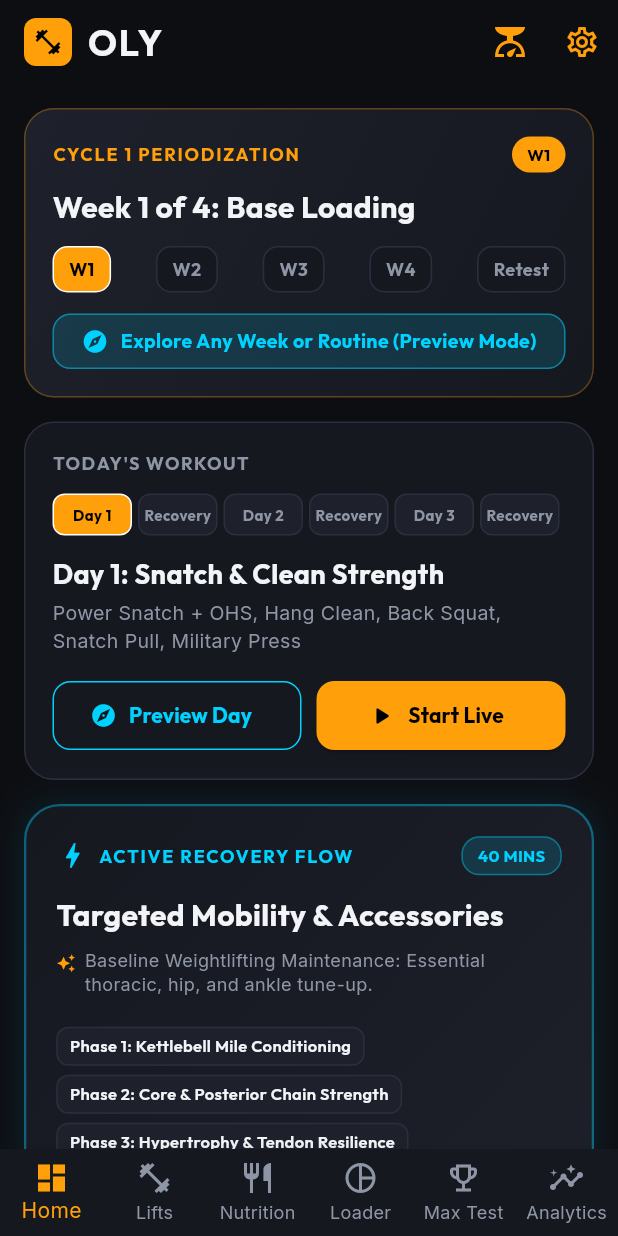
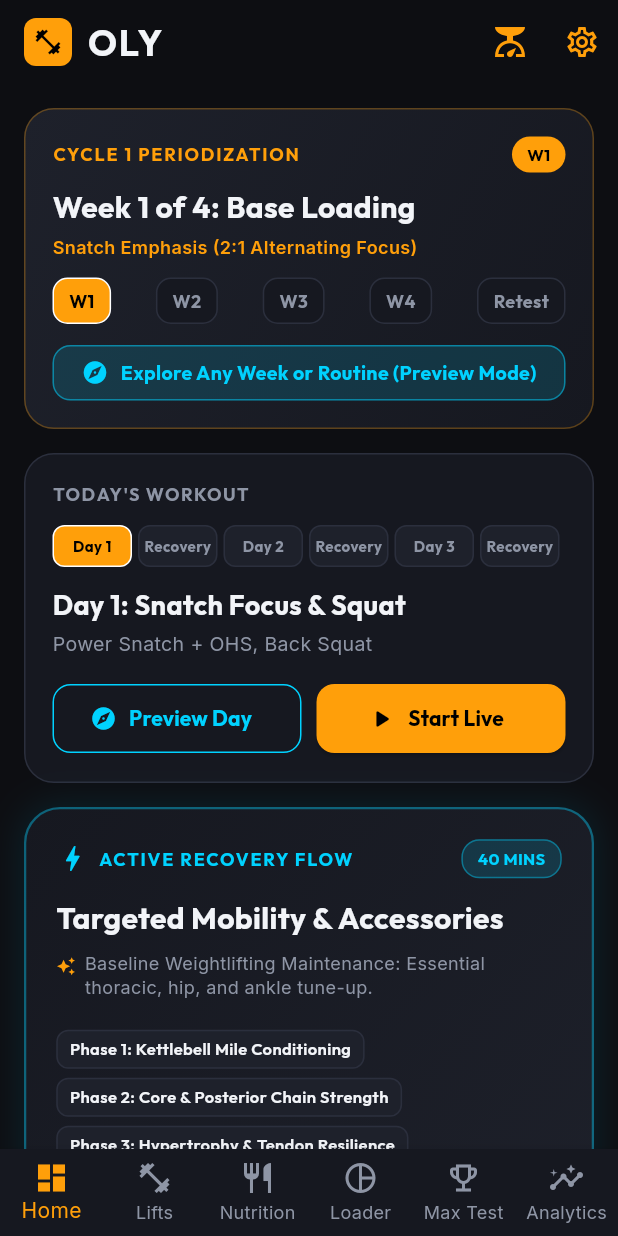
Before and after one commit to drexel-ue/oly, a Flutter app: the screen it shows after launch, on a phone screen of 412 x 824 dp. Run offline on Flutter 3.47's test engine with Material 3 defaults, Android fonts, the phone set to English and light mode, and no system bars; our stand-ins replace audioplayers, file_picker, fl_chart, flutter_local_notifications, flutter_timezone, google_fonts and 9 more; missing offline and left inert: audio_session, google_mlkit_text_recognition, mobile_scanner, openfoodfacts; accounts and stored records are empty.

Commit message:
Streamline workouts with 2:1 alternating Snatch & Clean and Jerk split

```diff
--- a/lib/models/program_model.dart
+++ b/lib/models/program_model.dart
@@ -171,7 +171,7 @@ class ProgramCycle {
     };
   }
 
-  static List<DayTemplate> getBuiltInProgram() {
+  static List<DayTemplate> getBuiltInProgram({int week = 1}) {
     // Helper active recovery template reused for Day 2, Day 4, and Day 6
     DayTemplate createActiveRecoveryDay(int dayNum) {
       return DayTemplate(
@@ -261,15 +261,131 @@ class ProgramCycle {
       );
     }
 
+    // --- WEEK 5: 1RM RETEST WEEK ---
+    if (week == 5) {
       return <DayTemplate>[
-      // STEP 1: DAY 1 (LIFT)
+        // Day 1: Snatch Retest + Squat Primer
         DayTemplate(
           dayNumber: 1,
-        title: 'Day 1: Snatch & Clean Strength',
-        subtitle: 'Power Snatch + OHS, Hang Clean, Back Squat, Snatch Pull, Military Press',
+          title: 'Day 1: Snatch 1RM Retest',
+          subtitle: 'Snatch 1RM Retest Protocol, Back Squat Speed Primer',
           phases: <PhaseTemplate>[
             PhaseTemplate(
-            name: 'Phase 1 - Power and Technique Development',
+              name: 'Phase 1 - Snatch 1RM Retest Protocol',
+              exercises: <ExerciseTemplate>[
+                ExerciseTemplate(
+                  name: 'Snatch',
+                  liftId: 'snatch',
+                  setScheme:
+                      '5 Sets: 1x3 @ 60%, 1x2 @ 75%, 1x1 @ 85%, 1x1 @ 95%, 1x1 @ New PR Target',
+                  fixedPercentage: 100.0,
+                  notes:
+                      'Ramp progressively through warmups to establish new 1RM baseline.',
+                ),
+              ],
+            ),
+            PhaseTemplate(
+              name: 'Phase 2 - Speed Squat Primer',
+              exercises: <ExerciseTemplate>[
+                ExerciseTemplate(
+                  name: 'Back Squat',
+                  liftId: 'back_squat',
+                  setScheme: '3 Sets of 3 Reps',
+                  fixedPercentage: 70.0,
+                  notes: '@ 70% dynamic speed effort; keep legs fresh and explosive.',
+                ),
+              ],
+            ),
+          ],
+        ),
+
+        // Day 2: Recovery
+        createActiveRecoveryDay(2),
+
+        // Day 3: Clean & Jerk Retest + Front Squat Primer
+        DayTemplate(
+          dayNumber: 3,
+          title: 'Day 2: Clean & Jerk 1RM Retest',
+          subtitle:
+              'Clean & Jerk 1RM Retest Protocol, Front Squat Speed Primer',
+          phases: <PhaseTemplate>[
+            PhaseTemplate(
+              name: 'Phase 1 - Clean & Jerk 1RM Retest Protocol',
+              exercises: <ExerciseTemplate>[
+                ExerciseTemplate(
+                  name: 'Clean and Jerk',
+                  liftId: 'clean_and_jerk',
+                  setScheme:
+                      '5 Sets: 1x3 @ 60%, 1x2 @ 75%, 1x1 @ 85%, 1x1 @ 95%, 1x1 @ New PR Target',
+                  fixedPercentage: 100.0,
+                  notes:
+                      'Ramp progressively through warmups to establish new 1RM baseline.',
+                ),
+              ],
+            ),
+            PhaseTemplate(
+              name: 'Phase 2 - Front Squat Speed Primer',
+              exercises: <ExerciseTemplate>[
+                ExerciseTemplate(
+                  name: 'Front Squat',
+                  liftId: 'clean_and_jerk',
+                  anchorLiftId: 'clean_and_jerk',
+                  setScheme: '3 Sets of 2 Reps',
+                  fixedPercentage: 70.0,
+                  notes: '@ 70% speed effort; maintain sharp upright posture.',
+                ),
+              ],
+            ),
+          ],
+        ),
+
+        // Day 4: Recovery
+        createActiveRecoveryDay(4),
+
+        // Day 5: Back Squat 1RM Retest / Classic Total
+        DayTemplate(
+          dayNumber: 5,
+          title: 'Day 3: Back Squat 1RM Retest',
+          subtitle: 'Back Squat 1RM Retest Protocol & Cycle Culmination',
+          phases: <PhaseTemplate>[
+            PhaseTemplate(
+              name: 'Phase 1 - Back Squat 1RM Retest Protocol',
+              exercises: <ExerciseTemplate>[
+                ExerciseTemplate(
+                  name: 'Back Squat',
+                  liftId: 'back_squat',
+                  setScheme:
+                      '5 Sets: 1x3 @ 60%, 1x2 @ 75%, 1x1 @ 85%, 1x1 @ 95%, 1x1 @ New PR Target',
+                  fixedPercentage: 100.0,
+                  notes:
+                      'Test true squat baseline to anchor next cycle percentages.',
+                ),
+              ],
+            ),
+          ],
+        ),
+
+        // Day 6: Recovery
+        createActiveRecoveryDay(6),
+      ];
+    }
+
+    // --- WEEKS 1..4: 2:1 ALTERNATING PROGRAM ---
+    // Odd weeks (1 & 3): Week A -> 2 Snatch days (Days 1 & 5), 1 Clean & Jerk day (Day 3)
+    // Even weeks (2 & 4): Week B -> 1 Snatch day (Day 3), 2 Clean & Jerk days (Days 1 & 5)
+    final bool isSnatchEmphasisWeek = (week % 2 != 0);
+
+    if (isSnatchEmphasisWeek) {
+      // WEEK A (2 Snatch : 1 Clean & Jerk)
+      return <DayTemplate>[
+        // Day 1: Snatch Primary + Back Squat
+        DayTemplate(
+          dayNumber: 1,
+          title: 'Day 1: Snatch Focus & Squat',
+          subtitle: 'Power Snatch + OHS, Back Squat',
+          phases: <PhaseTemplate>[
+            PhaseTemplate(
+              name: 'Phase 1 - Power & Technique Development',
               exercises: <ExerciseTemplate>[
                 ExerciseTemplate(
                   name: 'Power Snatch + Overhead Squat',
@@ -282,10 +398,15 @@ class ProgramCycle {
                     4: 70.0,
                   },
                 ),
+              ],
+            ),
+            PhaseTemplate(
+              name: 'Phase 2 - Squat Strength Foundation',
+              exercises: <ExerciseTemplate>[
                 ExerciseTemplate(
-                name: 'Hang Clean',
-                liftId: 'clean_and_jerk',
-                setScheme: '4 Sets of 3 Reps',
+                  name: 'Back Squat',
+                  liftId: 'back_squat',
+                  setScheme: '4 Sets of 5 Reps',
                   weekPercentages: <int, double>{
                     1: 65.0,
                     2: 70.0,
@@ -295,145 +416,21 @@ class ProgramCycle {
                 ),
               ],
             ),
-          PhaseTemplate(
-            name: 'Phase 2 - Strength Building',
-            exercises: <ExerciseTemplate>[
-              ExerciseTemplate(
-                name: 'Back Squat',
-                liftId: 'back_squat',
-                setScheme: '4 Sets of 6-8 Reps',
-                weekPercentages: <int, double>{
-                  1: 65.0,
-                  2: 70.0,
-                  3: 75.0,
-                  4: 70.0,
-                },
-              ),
-            ],
-          ),
-          PhaseTemplate(
-            name: 'Phase 3 - Explosive Power and Pulling Strength',
-            exercises: <ExerciseTemplate>[
-              ExerciseTemplate(
-                name: 'Snatch Pull',
-                liftId: 'snatch',
-                setScheme: '3 Sets of 2 Reps',
-                fixedPercentage: 90.0,
-                notes: '@ 90% for all weeks',
-              ),
-            ],
-          ),
-          PhaseTemplate(
-            name: 'Phase 4 - Upper Body Development',
-            exercises: <ExerciseTemplate>[
-              ExerciseTemplate(
-                name: 'Military Press',
-                liftId: 'military_press',
-                setScheme: '3 Sets of 8 Reps',
-                weeklyWeightIncrementKg: 2.5,
-                notes: 'Progress 5-10lbs every week',
-              ),
-            ],
-          ),
           ],
         ),
 
-      // STEP 2: ACTIVE RECOVERY DAY 1
+        // Day 2: Active Recovery
         createActiveRecoveryDay(2),
 
-      // STEP 3: DAY 2 (LIFT)
+        // Day 3: Clean & Jerk Primary + Front Squat
         DayTemplate(
           dayNumber: 3,
-        title: 'Day 2: Muscle Snatch & Block Clean',
-        subtitle:
-            'Muscle Snatch, Block Clean, Snatch Deadlift, Push Press, Pull Ups',
+          title: 'Day 2: Clean & Jerk Focus & Squat',
+          subtitle: 'Clean and Jerk, Front Squat',
           phases: <PhaseTemplate>[
             PhaseTemplate(
-            name: 'Phase 1 - Technique and Muscle Activation',
+              name: 'Phase 1 - Classic Lift Mastery',
               exercises: <ExerciseTemplate>[
-              ExerciseTemplate(
-                name: 'Muscle Snatch',
-                liftId: 'snatch',
-                setScheme: '3 Sets of 3 Reps',
-                fixedPercentage: 50.0,
-                notes: '@ 50% of Snatch Max for all weeks',
-              ),
-            ],
-          ),
-          PhaseTemplate(
-            name: 'Phase 2 - Power and Explosiveness',
-            exercises: <ExerciseTemplate>[
-              ExerciseTemplate(
-                name: 'Block Clean',
-                liftId: 'clean_and_jerk',
-                setScheme: '4 Sets of 2-3 Reps',
-                weekPercentages: <int, double>{
-                  1: 70.0,
-                  2: 75.0,
-                  3: 80.0,
-                  4: 75.0,
-                },
-              ),
-            ],
-          ),
-          PhaseTemplate(
-            name: 'Phase 3 - Strength and Pulling Power',
-            exercises: <ExerciseTemplate>[
-              ExerciseTemplate(
-                name: 'Snatch Deadlift',
-                liftId: 'snatch',
-                setScheme: '4 Sets of 5 Reps',
-                weeklyWeightIncrementKg: 2.5,
-                notes: 'Challenging load, progress 5-10lbs weekly',
-              ),
-            ],
-          ),
-          PhaseTemplate(
-            name: 'Phase 4 - Upper Body Development',
-            exercises: <ExerciseTemplate>[
-              ExerciseTemplate(
-                name: 'Push Press',
-                liftId: 'clean_and_jerk',
-                setScheme: '3 Sets of 5 Reps',
-                fixedPercentage: 60.0,
-                weeklyWeightIncrementKg: 2.5,
-                notes: '@ 60%, progress 5-10lbs every week',
-              ),
-              ExerciseTemplate(
-                name: 'Pull Up',
-                liftId: 'pull_up',
-                setScheme: '3 Sets of 8 Reps',
-                weeklyWeightIncrementKg: 2.5,
-                notes: 'Challenging load, progress 5-10lbs weekly',
-              ),
-            ],
-          ),
-        ],
-      ),
-
-      // STEP 4: ACTIVE RECOVERY DAY 2
-      createActiveRecoveryDay(4),
-
-      // STEP 5: DAY 3 (LIFT)
-      DayTemplate(
-        dayNumber: 5,
-        title: 'Day 3: Clean & Jerk Heavy & Front Squats',
-        subtitle: 'Hang Snatch, Clean & Jerk, Front Squat, RDL, Lunges',
-        phases: <PhaseTemplate>[
-          PhaseTemplate(
-            name: 'Phase 1 - Power and Technique Development',
-            exercises: <ExerciseTemplate>[
-              ExerciseTemplate(
-                name: 'Hang Snatch',
-                liftId: 'snatch',
-                setScheme: '4 Sets of 1 Rep',
-                weekPercentages: <int, double>{
-                  1: 70.0,
-                  2: 75.0,
-                  3: 80.0,
-                  4: 75.0,
-                },
-              ),
                 ExerciseTemplate(
                   name: 'Clean and Jerk',
                   liftId: 'clean_and_jerk',
@@ -448,43 +445,193 @@ class ProgramCycle {
               ],
             ),
             PhaseTemplate(
-            name: 'Phase 2 - Strength Building and Hypertrophy',
+              name: 'Phase 2 - Anterior Squat Strength',
               exercises: <ExerciseTemplate>[
                 ExerciseTemplate(
                   name: 'Front Squat',
                   liftId: 'clean_and_jerk',
                   anchorLiftId: 'clean_and_jerk',
-                setScheme: '4 Sets of 3-5 Reps',
+                  setScheme: '4 Sets of 3 Reps',
                   fixedPercentage: 75.0,
                   notes: '@ 75% of Clean and Jerk Max',
-              ),
-            ],
-          ),
-          PhaseTemplate(
-            name: 'Phase 3 - Muscle Endurance and Stability',
-            exercises: <ExerciseTemplate>[
-              ExerciseTemplate(
-                name: 'Romanian Deadlift (RDL)',
-                liftId: 'clean_and_jerk',
-                anchorLiftId: 'clean_and_jerk',
-                setScheme: '3 Sets of 6-8 Reps',
-                fixedPercentage: 70.0,
-                notes: '@ 70% of Clean and Jerk Max',
-              ),
-              ExerciseTemplate(
-                name: 'Lunges',
-                liftId: 'lunges',
-                setScheme: '3 Sets of 8 Reps per Leg',
-                weeklyWeightIncrementKg: 2.5,
-                notes: 'Challenging load, progress 5-10lbs weekly',
                 ),
               ],
             ),
           ],
         ),
 
-      // STEP 6: ACTIVE RECOVERY DAY 3 (AFTER DAY 3 LIFT)
+        // Day 4: Active Recovery
+        createActiveRecoveryDay(4),
+
+        // Day 5: Hang Snatch + Snatch Pull
+        DayTemplate(
+          dayNumber: 5,
+          title: 'Day 3: Hang Snatch & Pull Power',
+          subtitle: 'Hang Snatch, Snatch Pull',
+          phases: <PhaseTemplate>[
+            PhaseTemplate(
+              name: 'Phase 1 - Explosive Second Pull & Turnover',
+              exercises: <ExerciseTemplate>[
+                ExerciseTemplate(
+                  name: 'Hang Snatch',
+                  liftId: 'snatch',
+                  setScheme: '4 Sets of 2 Reps',
+                  weekPercentages: <int, double>{
+                    1: 70.0,
+                    2: 75.0,
+                    3: 80.0,
+                    4: 75.0,
+                  },
+                ),
+              ],
+            ),
+            PhaseTemplate(
+              name: 'Phase 2 - Pulling Power & Mechanics',
+              exercises: <ExerciseTemplate>[
+                ExerciseTemplate(
+                  name: 'Snatch Pull',
+                  liftId: 'snatch',
+                  setScheme: '3 Sets of 2 Reps',
+                  fixedPercentage: 90.0,
+                  notes: '@ 90% for all weeks',
+                ),
+              ],
+            ),
+          ],
+        ),
+
+        // Day 6: Active Recovery
+        createActiveRecoveryDay(6),
+      ];
+    } else {
+      // WEEK B (1 Snatch : 2 Clean & Jerk)
+      return <DayTemplate>[
+        // Day 1: Clean & Jerk Primary + Front Squat
+        DayTemplate(
+          dayNumber: 1,
+          title: 'Day 1: Clean & Jerk Focus & Squat',
+          subtitle: 'Clean and Jerk, Front Squat',
+          phases: <PhaseTemplate>[
+            PhaseTemplate(
+              name: 'Phase 1 - Classic Lift Mastery',
+              exercises: <ExerciseTemplate>[
+                ExerciseTemplate(
+                  name: 'Clean and Jerk',
+                  liftId: 'clean_and_jerk',
+                  setScheme: '4 Sets of 2 Reps',
+                  weekPercentages: <int, double>{
+                    1: 70.0,
+                    2: 75.0,
+                    3: 80.0,
+                    4: 75.0,
+                  },
+                ),
+              ],
+            ),
+            PhaseTemplate(
+              name: 'Phase 2 - Anterior Squat Strength',
+              exercises: <ExerciseTemplate>[
+                ExerciseTemplate(
+                  name: 'Front Squat',
+                  liftId: 'clean_and_jerk',
+                  anchorLiftId: 'clean_and_jerk',
+                  setScheme: '4 Sets of 3 Reps',
+                  fixedPercentage: 75.0,
+                  notes: '@ 75% of Clean and Jerk Max',
+                ),
+              ],
+            ),
+          ],
+        ),
+
+        // Day 2: Active Recovery
+        createActiveRecoveryDay(2),
+
+        // Day 3: Snatch Primary + Back Squat
+        DayTemplate(
+          dayNumber: 3,
+          title: 'Day 2: Snatch Focus & Squat',
+          subtitle: 'Power Snatch + OHS, Back Squat',
+          phases: <PhaseTemplate>[
+            PhaseTemplate(
+              name: 'Phase 1 - Power & Technique Development',
+              exercises: <ExerciseTemplate>[
+                ExerciseTemplate(
+                  name: 'Power Snatch + Overhead Squat',
+                  liftId: 'snatch',
+                  setScheme: '4 Sets of 2 Reps (1 Power Snatch + 1 OHS)',
+                  weekPercentages: <int, double>{
+                    1: 65.0,
+                    2: 70.0,
+                    3: 75.0,
+                    4: 70.0,
+                  },
+                ),
+              ],
+            ),
+            PhaseTemplate(
+              name: 'Phase 2 - Squat Strength Foundation',
+              exercises: <ExerciseTemplate>[
+                ExerciseTemplate(
+                  name: 'Back Squat',
+                  liftId: 'back_squat',
+                  setScheme: '4 Sets of 5 Reps',
+                  weekPercentages: <int, double>{
+                    1: 65.0,
+                    2: 70.0,
+                    3: 75.0,
+                    4: 70.0,
+                  },
+                ),
+              ],
+            ),
+          ],
+        ),
+
+        // Day 4: Active Recovery
+        createActiveRecoveryDay(4),
+
+        // Day 5: Hang Clean + Clean Pull
+        DayTemplate(
+          dayNumber: 5,
+          title: 'Day 3: Hang Clean & Pull Power',
+          subtitle: 'Hang Clean, Clean Pull',
+          phases: <PhaseTemplate>[
+            PhaseTemplate(
+              name: 'Phase 1 - Extension & Turnover Power',
+              exercises: <ExerciseTemplate>[
+                ExerciseTemplate(
+                  name: 'Hang Clean',
+                  liftId: 'clean_and_jerk',
+                  setScheme: '4 Sets of 2 Reps',
+                  weekPercentages: <int, double>{
+                    1: 70.0,
+                    2: 75.0,
+                    3: 80.0,
+                    4: 75.0,
+                  },
+                ),
+              ],
+            ),
+            PhaseTemplate(
+              name: 'Phase 2 - Pulling Power & Positions',
+              exercises: <ExerciseTemplate>[
+                ExerciseTemplate(
+                  name: 'Clean Pull',
+                  liftId: 'clean_and_jerk',
+                  anchorLiftId: 'clean_and_jerk',
+                  setScheme: '3 Sets of 2 Reps',
+                  fixedPercentage: 95.0,
+                  notes: '@ 95% of Clean and Jerk Max',
+                ),
+              ],
+            ),
+          ],
+        ),
+
+        // Day 6: Active Recovery
         createActiveRecoveryDay(6),
       ];
     }
   }
+}
--- a/lib/providers/program_provider.dart
+++ b/lib/providers/program_provider.dart
@@ -6,7 +6,7 @@ import 'package:oly/services/storage_service.dart';
 class ProgramProvider extends ChangeNotifier {
   ProgramProvider(this._storage) {
     _cycle = _storage.loadProgramCycle();
-    _days = ProgramCycle.getBuiltInProgram();
+    _days = ProgramCycle.getBuiltInProgram(week: _cycle.currentWeek);
     _sessions = _storage.loadWorkoutSessions();
     _activeDraft = _storage.loadActiveWorkoutDraft();
   }
@@ -18,7 +18,8 @@ class ProgramProvider extends ChangeNotifier {
   ActiveWorkoutDraft? _activeDraft;
 
   ProgramCycle get cycle => _cycle;
-  List<DayTemplate> get days => List.unmodifiable(_days);
+  List<DayTemplate> get days =>
+      ProgramCycle.getBuiltInProgram(week: _cycle.currentWeek);
   List<WorkoutSession> get sessions => List.unmodifiable(_sessions);
   ActiveWorkoutDraft? get activeDraft => _activeDraft;
   bool get hasActiveDraft => _activeDraft != null;
@@ -57,9 +58,10 @@ class ProgramProvider extends ChangeNotifier {
   }
 
   DayTemplate get currentDayTemplate {
-    return _days.firstWhere(
+    final List<DayTemplate> currentDays = days;
+    return currentDays.firstWhere(
       (DayTemplate d) => d.dayNumber == _cycle.currentDay,
-      orElse: () => _days.first,
+      orElse: () => currentDays.first,
     );
   }
 
@@ -74,6 +76,7 @@ class ProgramProvider extends ChangeNotifier {
   void selectWeek(int weekNumber) {
     if (weekNumber >= 1 && weekNumber <= 5) {
       _cycle.currentWeek = weekNumber;
+      _days = ProgramCycle.getBuiltInProgram(week: _cycle.currentWeek);
       _storage.saveProgramCycle(_cycle);
       notifyListeners();
     }
@@ -88,6 +91,7 @@ class ProgramProvider extends ChangeNotifier {
       _cycle.currentWeek = 1;
     }
     _cycle.currentDay = 1;
+    _days = ProgramCycle.getBuiltInProgram(week: _cycle.currentWeek);
     await _storage.saveProgramCycle(_cycle);
     notifyListeners();
   }
@@ -96,6 +100,7 @@ class ProgramProvider extends ChangeNotifier {
     _cycle.currentCycle++;
     _cycle.currentWeek = 1;
     _cycle.currentDay = 1;
+    _days = ProgramCycle.getBuiltInProgram(week: _cycle.currentWeek);
     await _storage.saveProgramCycle(_cycle);
     notifyListeners();
   }
@@ -110,7 +115,7 @@ class ProgramProvider extends ChangeNotifier {
     if (_cycle.currentDay < _days.length) {
       _cycle.currentDay++;
     } else {
-      // Completed Day 5 -> Roll over to Week + 1, Day 1
+      // Completed Day 6 -> Roll over to Week + 1, Day 1
       _cycle.currentDay = 1;
       if (_cycle.currentWeek < 5) {
         _cycle.currentWeek++;
@@ -121,6 +126,7 @@ class ProgramProvider extends ChangeNotifier {
       }
     }
 
+    _days = ProgramCycle.getBuiltInProgram(week: _cycle.currentWeek);
     await _storage.saveWorkoutSessions(_sessions);
     await _storage.saveProgramCycle(_cycle);
     await clearActiveDraft();
@@ -141,6 +147,7 @@ class ProgramProvider extends ChangeNotifier {
 
   Future<void> reload() async {
     _cycle = _storage.loadProgramCycle();
+    _days = ProgramCycle.getBuiltInProgram(week: _cycle.currentWeek);
     _sessions = _storage.loadWorkoutSessions();
     _activeDraft = _storage.loadActiveWorkoutDraft();
     notifyListeners();
--- a/lib/views/dashboard_screen.dart
+++ b/lib/views/dashboard_screen.dart
@@ -382,6 +382,19 @@ class DashboardScreen extends StatelessWidget {
               fontSize: 20,
               fontWeight: FontWeight.bold,
               color: AppTheme.textPrimary,
+            ),
+          ),
+          const SizedBox(height: 4),
+          Text(
+            isRetest
+                ? 'Retest 1RM baselines to reset your training percentages'
+                : (program.currentWeek % 2 != 0
+                    ? 'Snatch Emphasis (2:1 Alternating Focus)'
+                    : 'Clean & Jerk Emphasis (1:2 Alternating Focus)'),
+            style: GoogleFonts.inter(
+              fontSize: 12,
+              fontWeight: FontWeight.w600,
+              color: isRetest ? Colors.redAccent : AppTheme.primaryAmber,
             ),
           ),
           const SizedBox(height: 12),
@@ -1390,9 +1403,11 @@ class DashboardScreen extends StatelessWidget {
       builder: (BuildContext ctx) {
         return StatefulBuilder(
           builder: (BuildContext context, setStateModal) {
-            final DayTemplate day = program.days.firstWhere(
+            final List<DayTemplate> previewDays =
+                ProgramCycle.getBuiltInProgram(week: selectedWeek);
+            final DayTemplate day = previewDays.firstWhere(
               (DayTemplate d) => d.dayNumber == selectedDayNum,
-              orElse: () => program.days.first,
+              orElse: () => previewDays.first,
             );
 
             return Container(
@@ -1506,7 +1521,7 @@ class DashboardScreen extends StatelessWidget {
                       ),
                       const SizedBox(height: 8),
                       Row(
-                        children: program.days.map((DayTemplate d) {
+                        children: previewDays.map((DayTemplate d) {
                           final bool isSel = selectedDayNum == d.dayNumber;
                           String label;
                           if (d.dayNumber == 1) {
```
Also changed, not shown: 11 other files. Lines whose indentation alone changed are shown as unchanged.
